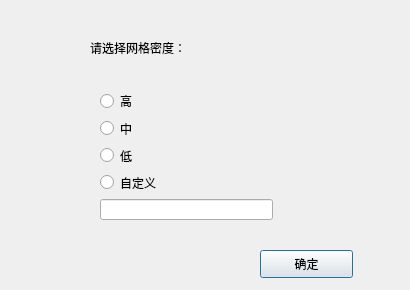
Qt form UI/dialog_paint_dxf.ui (Inspring6/ggssec) before a commit.
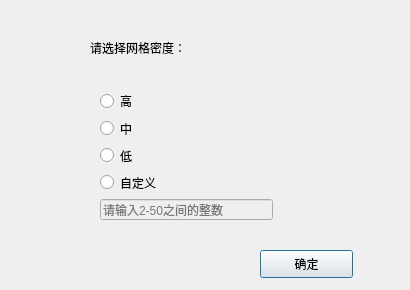
The same form after that commit.

What changed in the file:
```diff
--- a/UI/dialog_paint_dxf.ui
+++ b/UI/dialog_paint_dxf.ui
@@ -83,7 +83,16 @@
     <item>
      <widget class="QLineEdit" name="lineEdit">
       <property name="enabled">
-       <bool>true</bool>
+       <bool>false</bool>
+      </property>
+      <property name="inputMask">
+       <string/>
+      </property>
+      <property name="text">
+       <string/>
+      </property>
+      <property name="placeholderText">
+       <string>请输入2-50之间的整数</string>
       </property>
      </widget>
     </item>
```
